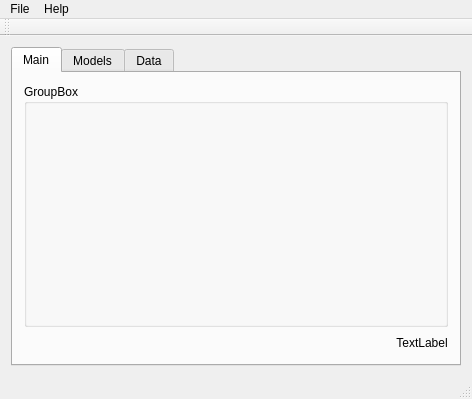
Above: src/MacsurAdapter/madmainwindowbase.ui from arkygeek/MAD before the change. Below: the same form after it.
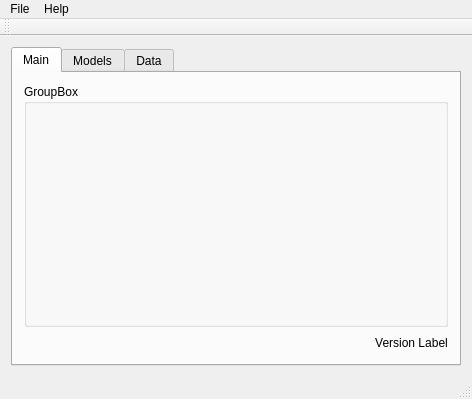
That is the form after the change.

Commit message: starting on a data classification class and form based on CropM spreadsheet presented at Helsinki

The edit to the form file:
```diff
--- a/src/MacsurAdapter/madmainwindowbase.ui
+++ b/src/MacsurAdapter/madmainwindowbase.ui
@@ -64,7 +64,7 @@
             <item>
              <widget class="QLabel" name="lblVersion">
               <property name="text">
-               <string>TextLabel</string>
+               <string>Version Label</string>
               </property>
               <property name="alignment">
                <set>Qt::AlignCenter</set>
```
The commit also changes 7 other files.
